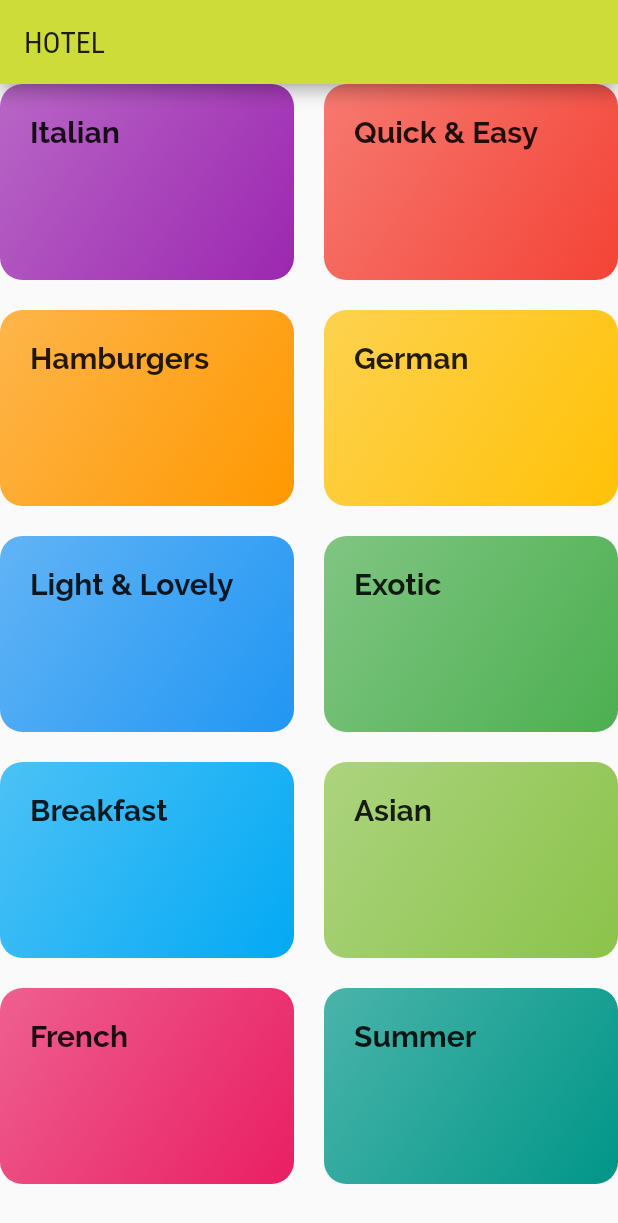
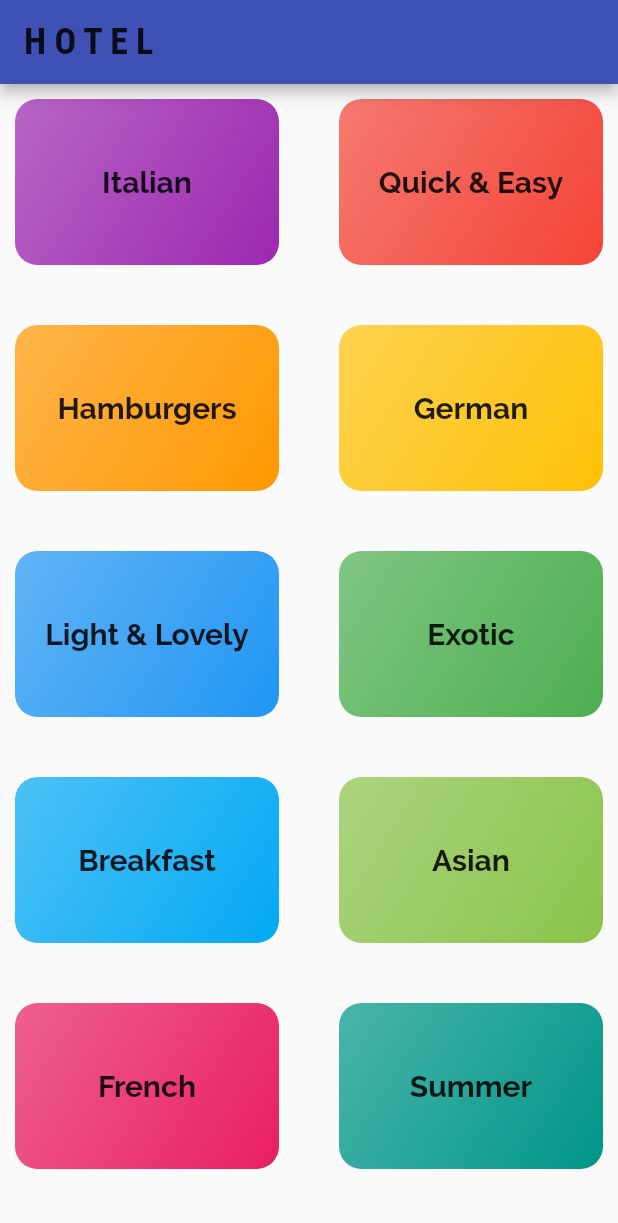
Before and after one commit to vigneshmari30/Kitched_App, a Flutter app: the screen it shows after launch, on a phone screen of 412 x 824 dp. Shown: the top 1223 px of the screen. Run offline on Flutter 3.47's test engine with Material 2 defaults, Android fonts, the phone set to English and light mode, and no system bars.

Commit message:
Category Meal

```diff
--- /dev/null
+++ b/lib/Widget/categoryitem.dart
@@ -0,0 +1,39 @@
+import 'package:flutter/material.dart';
+
+import '../screen/categorymeal_screen.dart';
+
+class CategoryItem extends StatelessWidget {
+  final String id;
+  final String title;
+  final Color color;
+
+  CategoryItem(this.id,this.title, this.color);
+
+  void selectedScreen(context) {
+    Navigator.of(context)
+        .pushNamed(CategoryMeal.mealRoute, arguments: {'id': id, 'title': title});
+  }
+
+  Widget build(BuildContext context) {
+    return InkWell(
+      onTap: () => selectedScreen(context),
+      splashColor: Theme.of(context).primaryColor,
+      borderRadius: BorderRadius.circular(15),
+      child: Container(
+        margin: EdgeInsets.all(10),
+        alignment: Alignment.center,
+        child: Text(
+          title,
+          style: Theme.of(context).textTheme.headline6,
+        ),
+        decoration: BoxDecoration(
+          gradient: LinearGradient(
+              colors: [color.withOpacity(0.7), color],
+              begin: Alignment.topLeft,
+              end: Alignment.bottomRight),
+          borderRadius: BorderRadius.circular(15),
+        ),
+      ),
+    );
+  }
+}
--- a/lib/category_screen.dart
+++ /dev/null
@@ -1,24 +0,0 @@
-import 'package:flutter/material.dart';
-
-import './dummy_data.dart';
-import './categoryitem.dart';
-
-class CategoryScreen extends StatelessWidget {
-  Widget build(BuildContext context) {
-    return Scaffold(
-      appBar: AppBar(
-        title: Text("HOTEL"),
-      ),
-      body: GridView(
-        children: DUMMY_CATEGORIES.map((cData) {
-          return CategoryItem(cData.id, cData.title, cData.color);
-        }).toList(),
-        gridDelegate: SliverGridDelegateWithMaxCrossAxisExtent(
-            maxCrossAxisExtent: 200,
-            childAspectRatio: 3 / 2,
-            mainAxisSpacing: 20,
-            crossAxisSpacing: 20),
-      ),
-    );
-  }
-}
--- a/lib/categoryitem.dart
+++ /dev/null
@@ -1,35 +0,0 @@
-import 'package:flutter/material.dart';
-
-class CategoryItem extends StatelessWidget {
-  final String id;
-  final String title;
-  final Color color;
-
-  CategoryItem(this.id,this.title, this.color);
-
-  void selectedScreen(context) {
-    Navigator.of(context)
-        .pushNamed('/category-meal', arguments: {'id': id, 'title': title});
-  }
-
-  Widget build(BuildContext context) {
-    return InkWell(
-      onTap: () => selectedScreen(context),
-      splashColor: Theme.of(context).primaryColor,
-      child: Container(
-        padding: const EdgeInsets.all(20),
-        child: Text(
-          title,
-          style: Theme.of(context).textTheme.headline6,
-        ),
-        decoration: BoxDecoration(
-          gradient: LinearGradient(
-              colors: [color.withOpacity(0.7), color],
-              begin: Alignment.topLeft,
-              end: Alignment.bottomRight),
-          borderRadius: BorderRadius.circular(15),
-        ),
-      ),
-    );
-  }
-}
--- a/lib/main.dart
+++ b/lib/main.dart
@@ -1,7 +1,7 @@
 import 'package:flutter/material.dart';
 
-import './category_screen.dart';
-import './categorymeal.dart';
+import './screen/category_screen.dart';
+import './screen/categorymeal_screen.dart';
 
 void main() => runApp(MyApp());
 
@@ -11,13 +11,16 @@ class MyApp extends StatelessWidget {
       home: CategoryScreen(),
       title: "Kitchen App",
       theme: ThemeData(
-          primarySwatch: Colors.lime,
-          accentColor: Colors.limeAccent,
-          textTheme: TextTheme(
-              headline6: TextStyle(
-                  fontFamily: "Raleway", fontWeight: FontWeight.bold))),
+        primarySwatch: Colors.indigo,
+        accentColor: Colors.indigoAccent,
+        textTheme: TextTheme(
+          headline6:
+              TextStyle(fontFamily: "Raleway", fontWeight: FontWeight.bold),
+              headline5: TextStyle(fontFamily: "Roboto", fontWeight: FontWeight.bold)
+        ),
+      ),
       debugShowCheckedModeBanner: false,
-      routes: {'/category-meal': (ctx) => CategoryMeal()},
+      routes: {CategoryMeal.mealRoute: (ctx) => CategoryMeal()},
     );
   }
 }
--- /dev/null
+++ b/lib/screen/category_screen.dart
@@ -0,0 +1,24 @@
+import 'package:flutter/material.dart';
+
+import '../dummy_data.dart';
+import '../Widget/categoryitem.dart';
+
+class CategoryScreen extends StatelessWidget {
+  Widget build(BuildContext context) {
+    return Scaffold(
+      appBar: AppBar(
+        title: Text("H O T E L",style: Theme.of(context).textTheme.headline5,),
+      ),
+      body: GridView(
+        children: DUMMY_CATEGORIES.map((cData) {
+          return CategoryItem(cData.id, cData.title, cData.color);
+        }).toList(),
+        gridDelegate: SliverGridDelegateWithMaxCrossAxisExtent(
+            maxCrossAxisExtent: 200,
+            childAspectRatio: 3 / 2,
+            mainAxisSpacing: 20,
+            crossAxisSpacing: 20),
+      ),
+    );
+  }
+}
```
Also changed, not shown: lib/categorymeal.dart (deleted, +0 -18 lines), lib/screen/categorymeal_screen.dart (added, +29 -0 lines), 13 other files.
